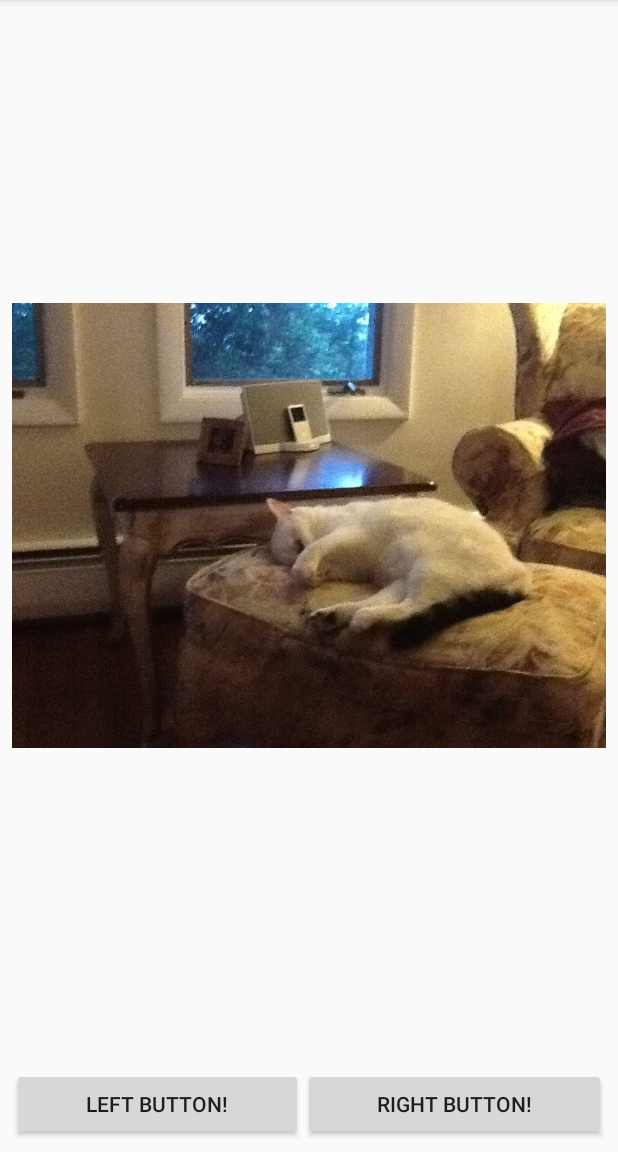
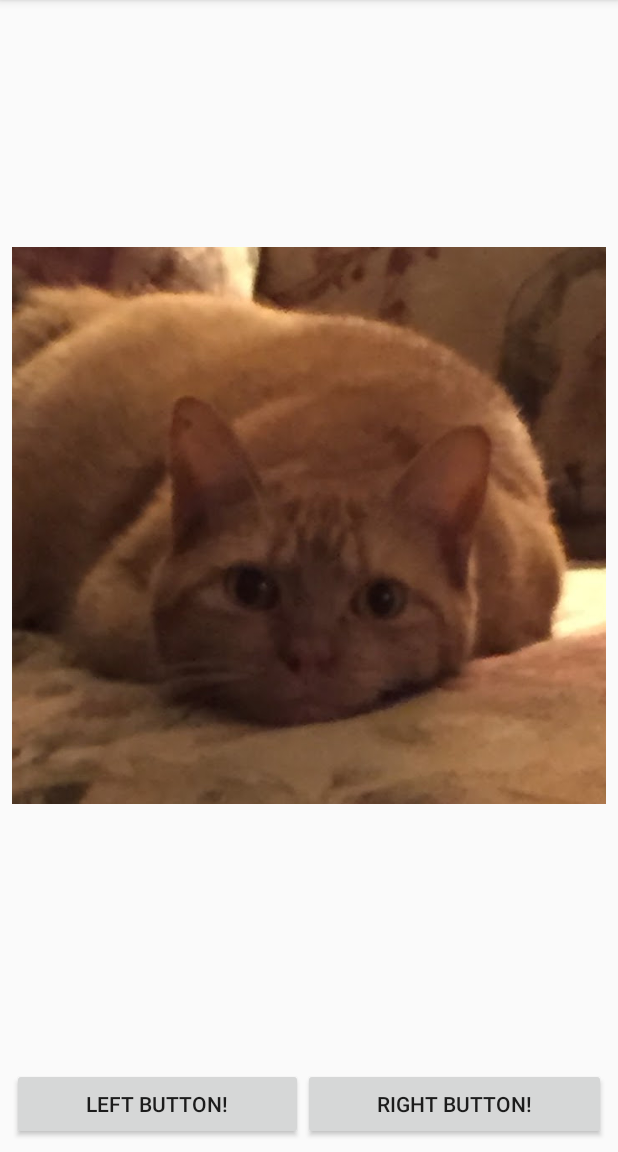
Before and after one commit to duffyevan/CS4518_Project1, an Android app: the screen it shows after launch (MainActivity), on a phone screen of 412 x 824 dp, the part 84-1236 px from its top. Run offline under Robolectric (Android 15) with nearby library versions, the phone set to English and light mode, and no system bars.

Commit message:
Broke Some Image Setup Code Into setImageViewDrawableFromPath

```diff
--- a/app/src/main/java/com/evan/guitutorial/MainActivity.java
+++ b/app/src/main/java/com/evan/guitutorial/MainActivity.java
@@ -24,11 +24,14 @@ public class MainActivity extends AppCompatActivity {
     }
 
     private void setupImages() throws IOException {
-        ImageView kittenView = (ImageView) findViewById(R.id.kittenView);
-        InputStream kittenImageStream = getAssets().open("KittenPictures/Frosting.JPG");
-        Drawable kittenImage = Drawable.createFromStream(kittenImageStream, null);
-        kittenView.setImageDrawable(kittenImage);
+        ImageView kittenView = findViewById(R.id.kittenView);
+        this.setImageViewDrawableFromPath(kittenView, "KittenPictures/Fran.JPG");
+    }
 
+    public void setImageViewDrawableFromPath(ImageView view, String filePath) throws IOException {
+        InputStream imageStream = getAssets().open(filePath);
+        Drawable image = Drawable.createFromStream(imageStream, null);
+        view.setImageDrawable(image);
     }
 
     public void onLeftButtonPressed(View v){
```
